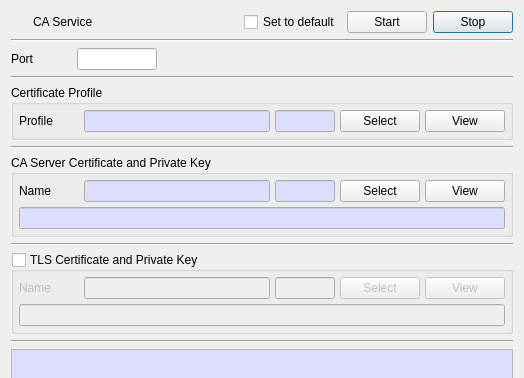
jykim74/CertMan, file CertMan/ca_service_dlg.ui: the form before one commit; both pictures show x 0 to 524 and y 0 to 378 of the 524 by 574 pixel window.
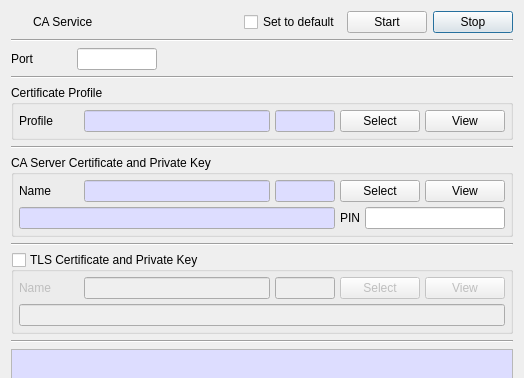
The form after the commit. Icons and pictures are not drawn.

Commit message: Service 에서 PKCS#11 PIN 지원

```diff
--- a/CertMan/ca_service_dlg.ui
+++ b/CertMan/ca_service_dlg.ui
@@ -402,6 +402,18 @@
        </layout>
       </item>
       <item>
+       <layout class="QGridLayout" name="gridLayout_7">
+        <property name="topMargin">
+         <number>0</number>
+        </property>
+        <item row="0" column="1">
+         <widget class="QLabel" name="mPINLabel">
+          <property name="text">
+           <string>PIN</string>
+          </property>
+         </widget>
+        </item>
+        <item row="0" column="0">
        <widget class="QLineEdit" name="mInfoText">
         <property name="palette">
          <palette>
@@ -434,6 +446,21 @@
          <bool>true</bool>
         </property>
        </widget>
+        </item>
+        <item row="0" column="2">
+         <widget class="QLineEdit" name="mPINText">
+          <property name="maximumSize">
+           <size>
+            <width>140</width>
+            <height>16777215</height>
+           </size>
+          </property>
+          <property name="echoMode">
+           <enum>QLineEdit::Password</enum>
+          </property>
+         </widget>
+        </item>
+       </layout>
       </item>
      </layout>
     </widget>
```
Lines whose indentation alone changed are shown as unchanged. The commit also changes 16 other files.
